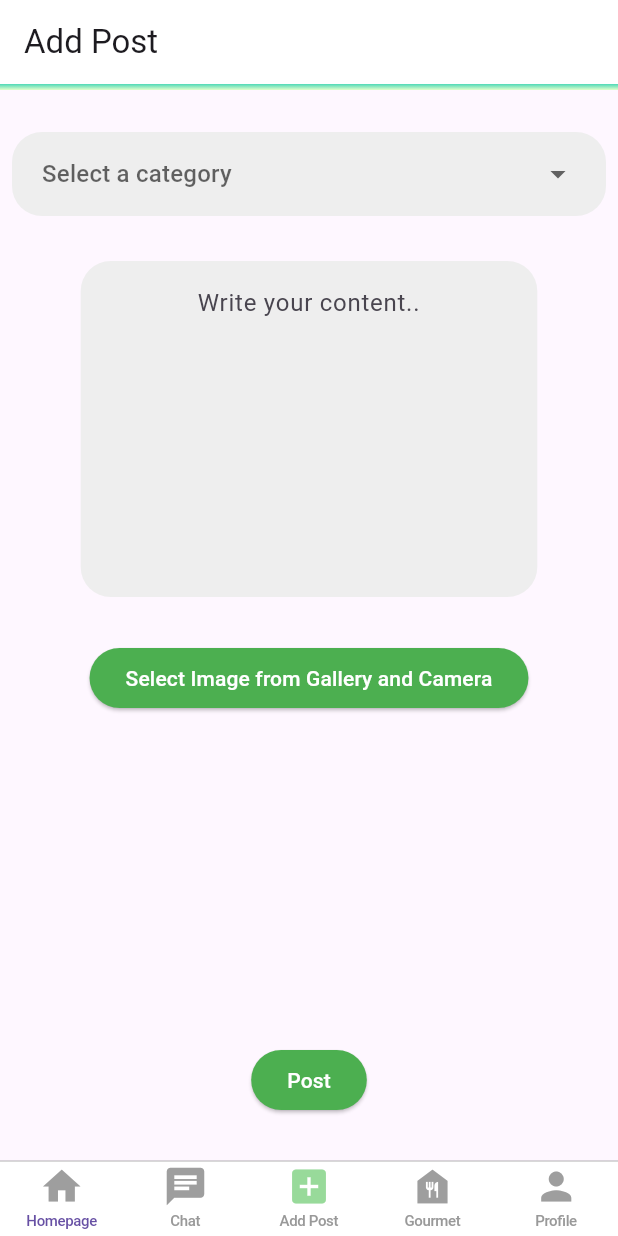
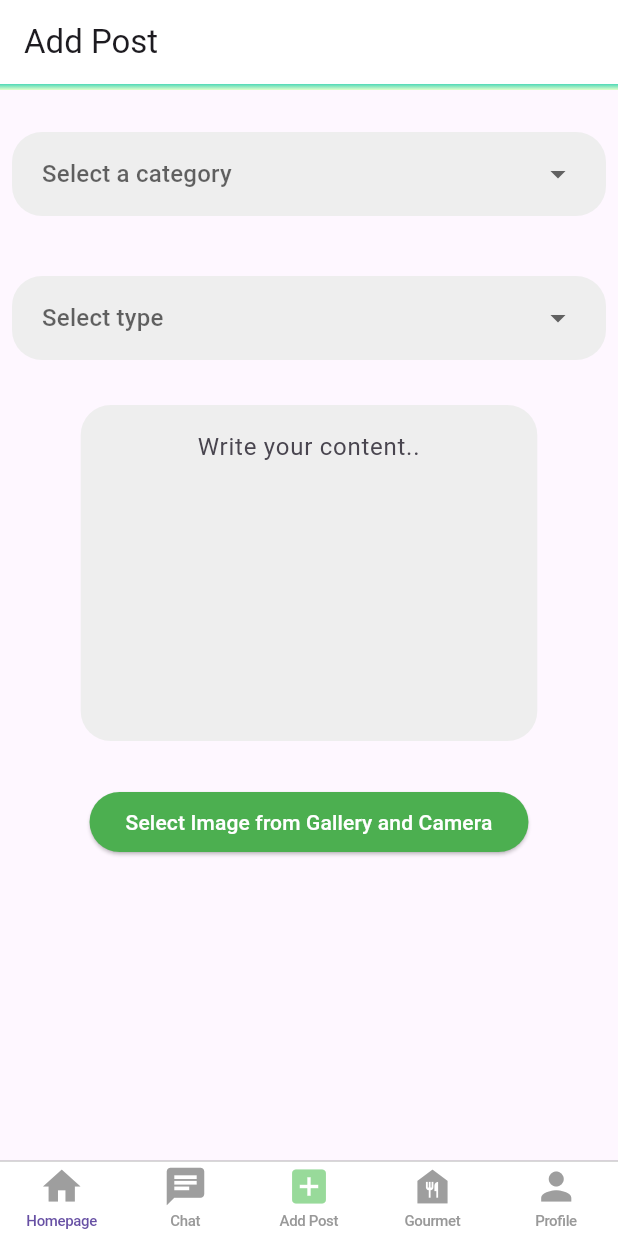
Before and after one commit to realYungi/Flutter_SNS_Mobile_App, a Flutter app: the screen it shows once a user with an empty profile is signed in, swiped to page 3, on a phone screen of 412 x 824 dp. Run offline on Flutter 3.47's test engine with Material 3 defaults, Android fonts, the phone set to English and light mode, and no system bars; our stand-ins replace clay_containers, cloud_firestore, firebase_auth, firebase_core, firebase_storage, image_picker; accounts and stored records are empty.

Commit message:
Added a dropdownbar for choosing whether the user is going to post text contents only or with images

```diff
--- a/lib/pages/register_page.dart
+++ b/lib/pages/register_page.dart
@@ -124,6 +124,7 @@ List<String> getDomainOptions(String university) {
     );
   }
 
+
   void wrongPasswordMessage() {
     showDialog(
       context: context,
@@ -133,6 +134,7 @@ List<String> getDomainOptions(String university) {
         );
       },
     );
+
   }
 
   @override
--- a/lib/screen/add_post.dart
+++ b/lib/screen/add_post.dart
@@ -40,6 +40,7 @@ class _AddPostState extends State<AddPost> {
   List<Uint8List>? _files;
 
   String? _selectedCategory;
+  String? _selectedType;
 
   void showSnackBar(String message, BuildContext context) {
   final snackBar = SnackBar(content: Text(message));
@@ -251,6 +252,49 @@ void dispose() {
   ),
 ),
 
+SizedBox(
+                      height: 20,
+                    ),
+
+  Container(
+      decoration: BoxDecoration(
+        color: Colors.grey[200], // Set the background color to a shade of gray.
+        borderRadius: BorderRadius.circular(20), // Set the border radius.
+      ),
+      padding: const EdgeInsets.symmetric(horizontal: 20, vertical: 4),
+      margin: const EdgeInsets.only(top: 10, bottom: 10), // Add some margin at the top and bottom
+      child: DropdownButtonFormField<String>(
+        value: _selectedType,
+        hint: Text("Select type"),
+        decoration: InputDecoration(
+          // Remove the underline
+          border: InputBorder.none,
+          // Additional decorations can go here (e.g., filled, fillColor)
+        ),
+        items: ["Text Only", "With Image"].map((String type) {
+          return DropdownMenuItem(
+            value: type,
+            child: Text(type),
+          );
+        }).toList(),
+        onChanged: (newValue) {
+          setState(() {
+            _selectedType = newValue;
+          });
+        },
+      ),
+    ),
+
+
+
+
+
+
+
+
+
+
+
             SizedBox(
                       height: 20,
                     ),
@@ -283,7 +327,11 @@ void dispose() {
   ),
 ),
 
-
+              if (_selectedCategory == "Gourmet") // Conditionally render the text "star"
+                  Padding(
+                    padding: const EdgeInsets.only(top: 8.0),
+                    child: Text("star", style: TextStyle(fontSize: 24, fontWeight: FontWeight.bold)),
+                  ),
 
 
 
```
